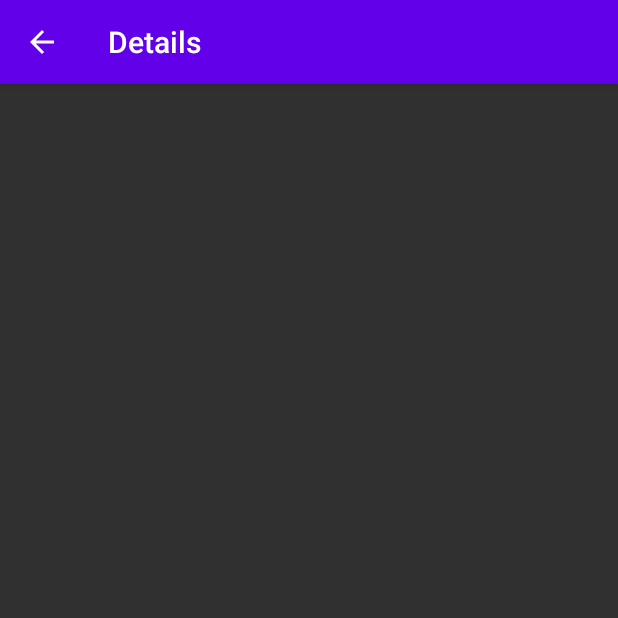
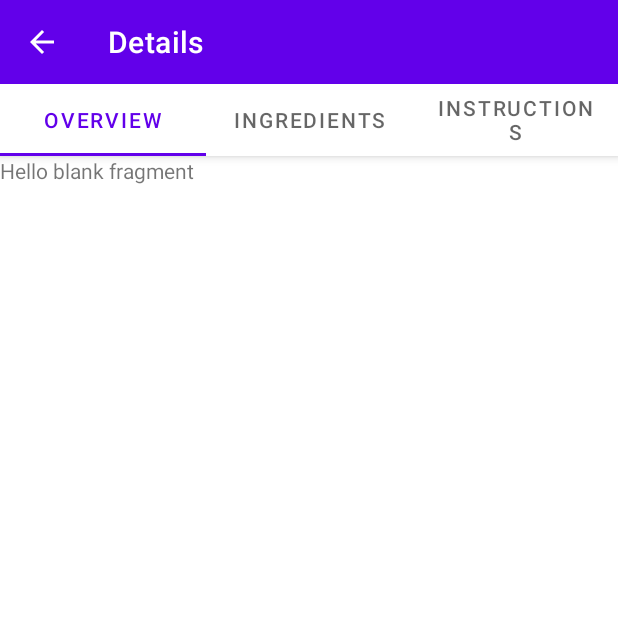
Before and after one commit to nes012/Recipes, an Android app: the DetailsActivity screen opened directly, with no data from a screen before it, on a phone screen of 412 x 824 dp, the top half of it. Run offline under Robolectric (Android 15) with nearby library versions, the phone set to English and light mode, and no system bars; Roboto replaces fonts that are not available here; 2 statements that could not run were skipped.

Commit message:
create page adapter class

```diff
--- a/app/build.gradle
+++ b/app/build.gradle
@@ -57,6 +57,7 @@ dependencies {
     implementation 'androidx.navigation:navigation-ui-ktx:2.3.5'
 
     implementation 'androidx.room:room-common:2.3.0'
+    implementation 'androidx.legacy:legacy-support-v4:1.0.0'
     testImplementation 'junit:junit:4.+'
     androidTestImplementation 'androidx.test.ext:junit:1.1.3'
     androidTestImplementation 'androidx.test.espresso:espresso-core:3.4.0'
@@ -110,6 +111,7 @@ dependencies {
     kapt "androidx.room:room-compiler:$room_version"
     implementation "androidx.room:room-ktx:2.3.0"
 
+
 }
 
 kapt {
--- a/app/src/main/AndroidManifest.xml
+++ b/app/src/main/AndroidManifest.xml
@@ -14,7 +14,7 @@
         android:supportsRtl="true"
         android:theme="@style/Theme.Matkonim">
         <activity
-            android:name=".ui.activities.DetailsActivity"
+            android:name=".ui.activities.detailactivity.DetailsActivity"
             android:exported="true"
             android:theme="@style/DetailsActivityStyle"
             android:label="Details"/>
--- /dev/null
+++ b/app/src/main/java/nesty/anzhy/matkonim/adapters/PagerAdapter.kt
@@ -0,0 +1,26 @@
+package nesty.anzhy.matkonim.adapters
+
+import android.os.Bundle
+import androidx.fragment.app.Fragment
+import androidx.fragment.app.FragmentActivity
+import androidx.viewpager2.adapter.FragmentStateAdapter
+
+class PagerAdapter(
+   private val resultBundle: Bundle,
+   private val fragments: ArrayList<Fragment>,
+   private val fragmentActivity: FragmentActivity
+): FragmentStateAdapter(fragmentActivity) {
+
+    override fun getItemCount(): Int {
+        return fragments.size
+    }
+
+    override fun createFragment(position: Int): Fragment {
+        fragments[position].arguments = resultBundle
+        return fragments[position]
+    }
+    //in this class we will have 3 parameters.
+    //1st is a bundle object. we're going to use bundle to parse the data from details activity to fragments
+    //2nd is list our fragments
+    //3rd - fragment activity
+}
--- a/app/src/main/java/nesty/anzhy/matkonim/ui/activities/DetailsActivity.kt
+++ /dev/null
@@ -1,32 +0,0 @@
-package nesty.anzhy.matkonim.ui.activities
-
-import android.os.Bundle
-import android.view.MenuItem
-import androidx.appcompat.app.AppCompatActivity
-import androidx.core.content.ContextCompat
-import nesty.anzhy.matkonim.R
-import nesty.anzhy.matkonim.databinding.ActivityDetailsBinding
-
-class DetailsActivity : AppCompatActivity() {
-
-    private lateinit var binding: ActivityDetailsBinding
-
-
-    override fun onCreate(savedInstanceState: Bundle?) {
-        super.onCreate(savedInstanceState)
-        binding = ActivityDetailsBinding.inflate(layoutInflater)
-        setContentView(binding.root)
-
-        setSupportActionBar(binding.toolBar)
-        binding.toolBar.setTitleTextColor(ContextCompat.getColor(this, R.color.white))
-        supportActionBar?.setDisplayHomeAsUpEnabled(true)
-
-    }
-
-    override fun onOptionsItemSelected(item: MenuItem): Boolean {
-        if (item.itemId == android.R.id.home) {
-            finish()
-        }
-        return super.onOptionsItemSelected(item)
-    }
-}
--- /dev/null
+++ b/app/src/main/java/nesty/anzhy/matkonim/ui/activities/detailactivity/DetailsActivity.kt
@@ -0,0 +1,76 @@
+package nesty.anzhy.matkonim.ui.activities.detailactivity
+
+import android.annotation.SuppressLint
+import android.graphics.Color
+import android.os.Bundle
+import android.view.MenuItem
+import android.widget.TableLayout
+import androidx.appcompat.app.AppCompatActivity
+import androidx.core.content.ContextCompat
+import androidx.fragment.app.Fragment
+import androidx.navigation.navArgs
+import androidx.viewpager2.widget.ViewPager2
+import com.google.android.material.tabs.TabLayout
+import com.google.android.material.tabs.TabLayoutMediator
+import nesty.anzhy.matkonim.R
+import nesty.anzhy.matkonim.adapters.PagerAdapter
+import nesty.anzhy.matkonim.databinding.ActivityDetailsBinding
+import nesty.anzhy.matkonim.ui.activities.detailactivity.fragments.IngredientFragment
+import nesty.anzhy.matkonim.ui.activities.detailactivity.fragments.InstructionsFragment
+import nesty.anzhy.matkonim.ui.activities.detailactivity.fragments.OverviewFragment
+
+class DetailsActivity : AppCompatActivity() {
+
+    private val args by navArgs<DetailsActivityArgs>()
+
+    private lateinit var binding: ActivityDetailsBinding
+
+    @SuppressLint("ResourceAsColor")
+    override fun onCreate(savedInstanceState: Bundle?) {
+        super.onCreate(savedInstanceState)
+        binding = ActivityDetailsBinding.inflate(layoutInflater)
+        setContentView(binding.root)
+
+        setSupportActionBar(binding.toolBar)
+        binding.toolBar.setTitleTextColor(ContextCompat.getColor(this, R.color.white))
+        supportActionBar?.setDisplayHomeAsUpEnabled(true)
+
+
+        val fragments = ArrayList<Fragment>()
+        fragments.add(OverviewFragment())
+        fragments.add(IngredientFragment())
+        fragments.add(InstructionsFragment())
+
+        val titles = ArrayList<String>()
+        titles.add("Overview")
+        titles.add("Ingredients")
+        titles.add("Instructions")
+
+
+        val resultBundle = Bundle()
+        resultBundle.putParcelable("recipeBundle", args.result)
+
+        val pagerAdapter = PagerAdapter(
+            resultBundle,
+            fragments,
+            this
+        )
+
+        binding.viewPager2.apply {
+            adapter = pagerAdapter
+        }
+
+        TabLayoutMediator(binding.tabLayout, binding.viewPager2) { tab, position ->
+            tab.text = titles[position]
+        }.attach()
+
+    }
+
+
+    override fun onOptionsItemSelected(item: MenuItem): Boolean {
+        if (item.itemId == android.R.id.home) {
+            finish()
+        }
+        return super.onOptionsItemSelected(item)
+    }
+}
--- /dev/null
+++ b/app/src/main/java/nesty/anzhy/matkonim/ui/activities/detailactivity/fragments/OverviewFragment.kt
@@ -0,0 +1,26 @@
+package nesty.anzhy.matkonim.ui.activities.detailactivity.fragments
+
+import android.os.Bundle
+import androidx.fragment.app.Fragment
+import android.view.LayoutInflater
+import android.view.View
+import android.view.ViewGroup
+import nesty.anzhy.matkonim.R
+
+class OverviewFragment : Fragment() {
+
+
+    override fun onCreate(savedInstanceState: Bundle?) {
+        super.onCreate(savedInstanceState)
+
+    }
+
+    override fun onCreateView(
+        inflater: LayoutInflater, container: ViewGroup?,
+        savedInstanceState: Bundle?
+    ): View? {
+        // Inflate the layout for this fragment
+        return inflater.inflate(R.layout.fragment_overview, container, false)
+    }
+
+}
--- a/app/src/main/res/layout/activity_details.xml
+++ b/app/src/main/res/layout/activity_details.xml
@@ -5,33 +5,35 @@
     android:layout_width="match_parent"
     android:layout_height="match_parent"
     android:id="@+id/detailsLayout"
-    tools:context=".ui.activities.DetailsActivity">
+    tools:context=".ui.activities.detailactivity.DetailsActivity">
 
     <com.google.android.material.appbar.AppBarLayout
         android:id="@+id/appBarLayout"
         android:layout_width="match_parent"
         android:layout_height="wrap_content"
+        android:fitsSystemWindows="true"
         app:layout_constraintEnd_toEndOf="parent"
         app:layout_constraintStart_toStartOf="parent"
         app:layout_constraintTop_toTopOf="parent">
 
         <androidx.appcompat.widget.Toolbar
             android:id="@+id/toolBar"
-            style="@style/CustomTabLayoutStyle"
             android:layout_width="match_parent"
             android:layout_height="wrap_content" />
 
-        <TableLayout
+        <com.google.android.material.tabs.TabLayout
             android:id="@+id/tabLayout"
-            app:tabTextAppearance = "@style/CustomTabLayoutStyle"
             android:layout_width="match_parent"
-            android:layout_height="wrap_content"
-            app:layout_scrollFlags="scroll|enterAlways" />
+            android:layout_height="match_parent"
+            app:layout_scrollFlags="scroll|enterAlways"
+            tools:ignore="SpeakableTextPresentCheck" >
+
+        </com.google.android.material.tabs.TabLayout>
 
     </com.google.android.material.appbar.AppBarLayout>
 
-    <androidx.viewpager.widget.ViewPager
-        android:id="@+id/viewPager"
+    <androidx.viewpager2.widget.ViewPager2
+        android:id="@+id/viewPager2"
         android:layout_width="match_parent"
         android:layout_height="0dp"
         app:layout_constraintBottom_toBottomOf="parent"
--- /dev/null
+++ b/app/src/main/res/layout/fragment_overview.xml
@@ -0,0 +1,14 @@
+<?xml version="1.0" encoding="utf-8"?>
+<FrameLayout xmlns:android="http://schemas.android.com/apk/res/android"
+    xmlns:tools="http://schemas.android.com/tools"
+    android:layout_width="match_parent"
+    android:layout_height="match_parent"
+    tools:context=".ui.activities.detailactivity.fragments.OverviewFragment">
+
+    <!-- TODO: Update blank fragment layout -->
+    <TextView
+        android:layout_width="match_parent"
+        android:layout_height="match_parent"
+        android:text="@string/hello_blank_fragment" />
+
+</FrameLayout>
--- a/app/src/main/res/navigation/mobile_navigation.xml
+++ b/app/src/main/res/navigation/mobile_navigation.xml
@@ -44,7 +44,7 @@
     </dialog>
     <activity
         android:id="@+id/detailsActivity"
-        android:name="nesty.anzhy.matkonim.ui.activities.DetailsActivity"
+        android:name="nesty.anzhy.matkonim.ui.activities.detailactivity.DetailsActivity"
         android:label="Details"
         tools:layout="@layout/activity_details" >
         <argument
--- a/app/src/main/res/values/colors.xml
+++ b/app/src/main/res/values/colors.xml
@@ -29,4 +29,8 @@
     <color name="checkedChipTextColor">@color/colorPrimary</color>
     <color name="chipTextColor">@color/darkGray</color>
 
+
+    <color name="actionBarBackgroundColor">@color/colorPrimary</color>
+
+
 </resources>
--- a/app/src/main/res/values/strings.xml
+++ b/app/src/main/res/values/strings.xml
@@ -30,4 +30,6 @@
     <string name="whole30">Whole30</string>
     <string name="apply">Apply</string>
     <string name="search">Search</string>
+    <!-- TODO: Remove or change this placeholder text -->
+    <string name="hello_blank_fragment">Hello blank fragment</string>
 </resources>
--- a/app/src/main/res/values/styles.xml
+++ b/app/src/main/res/values/styles.xml
@@ -1,35 +1,24 @@
 <?xml version="1.0" encoding="utf-8"?>
 <resources>
     <!-- Base application theme. -->
-    <style name="AppTheme" parent="Theme.MaterialComponents.DayNight.DarkActionBar">
-        <!-- Customize your theme here. -->
+    <style name="AppTheme" parent="Theme.MaterialComponents.DayNight.DarkActionBar">        <!-- Customize your theme here. -->
         <item name="colorPrimary">@color/colorPrimary</item>
         <item name="colorPrimaryDark">@color/colorPrimaryDark</item>
         <item name="colorAccent">@color/colorAccent</item>
     </style>
 
-    <style name="CustomChipStyle" parent = "Widget.MaterialComponents.Chip.Filter">
-        <item name="backgroundColor">@color/chip_background_color</item>
+    <style name="CustomChipStyle" parent="Widget.MaterialComponents.Chip.Filter">
+        <item name="chipBackgroundColor">@color/chip_background_color</item>
         <item name="android:textColor">@color/chip_text_color</item>
         <item name="checkedIconTint">@color/chip_text_color</item>
     </style>
 
-    <style name="DetailsActivityStyle" parent="Theme.Design.NoActionBar">
+    <style name="DetailsActivityStyle" parent="Theme.MaterialComponents.DayNight.NoActionBar">
         <item name="colorPrimary">@color/colorPrimary</item>
-        <item name="colorPrimaryDark">@color/colorPrimary</item>
+        <item name="colorPrimaryDark">@color/colorPrimaryDark</item>
         <item name="colorAccent">@color/colorAccent</item>
         <item name="colorControlNormal">@color/white</item>
-        <item name="android:statusBarColor">@color/colorPrimary</item>
+        <item name="android:statusBarColor">@color/colorPrimaryDark</item>
     </style>
 
-    <style name="CustomTabLayoutStyle" parent="Widget.Design.TabLayout">
-        <item name="background">@color/colorPrimary</item>
-        <item name="tabIndicatorColor">@color/white</item>
-        <item name="tabIndicatorHeight">2dp</item>
-        <item name="tabSelectedTextColor">@color/white</item>
-    </style>
-
-    <style name="CustomTabTextStyle" parent="TextAppearance.Design.Tab">
-        <item name="android:textColor">@color/white</item>
-    </style>
 </resources>
```
Also changed, not shown: app/src/main/java/nesty/anzhy/matkonim/ui/activities/detailactivity/fragments/IngredientFragment.kt (added, +25 -0 lines), app/src/main/java/nesty/anzhy/matkonim/ui/activities/detailactivity/fragments/InstructionsFragment.kt (added, +24 -0 lines), app/src/main/res/layout/fragment_ingredient.xml (added, +14 -0 lines), app/src/main/res/layout/fragment_instructions.xml (added, +14 -0 lines).
